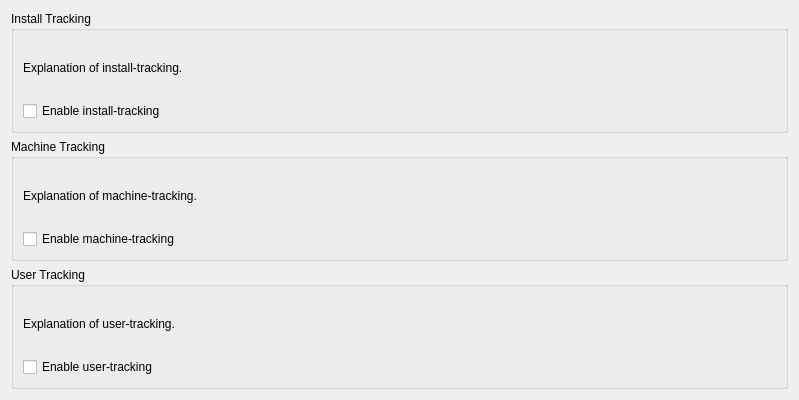
Above: src/modules/tracking/page_trackingstep.ui from calamares/calamares before the change. Below: the same form after it.
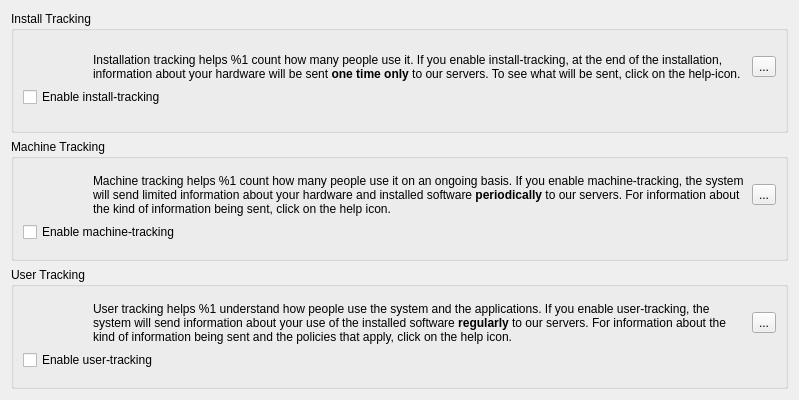
That is the form after the change. Icons and pictures are not drawn.

Commit message:
[tracking] Polish UI a bit
 - add icons for graphical display of actions
 - extend description of tracking options
 - add debug logging
 - enable next button
 - show/hide tracking options based on configuration

```diff
--- a/src/modules/tracking/page_trackingstep.ui
+++ b/src/modules/tracking/page_trackingstep.ui
@@ -25,11 +25,57 @@
         <item>
          <layout class="QVBoxLayout" name="verticalLayout_2">
           <item>
-           <widget class="QLabel" name="label">
-            <property name="text">
-             <string>Explanation of install-tracking.</string>
-            </property>
-           </widget>
+           <layout class="QHBoxLayout" name="horizontalLayout_2">
+            <item>
+             <widget class="QLabel" name="installActionIcon">
+              <property name="maximumSize">
+               <size>
+                <width>64</width>
+                <height>64</height>
+               </size>
+              </property>
+              <property name="baseSize">
+               <size>
+                <width>64</width>
+                <height>64</height>
+               </size>
+              </property>
+              <property name="text">
+               <string/>
+              </property>
+              <property name="pixmap">
+               <pixmap resource="page_trackingstep.qrc">:/tracking/phone.png</pixmap>
+              </property>
+             </widget>
+            </item>
+            <item>
+             <widget class="QLabel" name="installExplanation">
+              <property name="text">
+               <string>&lt;html&gt;&lt;head/&gt;&lt;body&gt;&lt;p&gt;Installation tracking helps %1 count how many people use it. If you enable install-tracking, at the end of the installation, information about your hardware will be sent &lt;span style=&quot; font-weight:600;&quot;&gt;one time only&lt;/span&gt; to our servers. To see what will be sent, click on the help-icon.&lt;/p&gt;&lt;/body&gt;&lt;/html&gt;</string>
+              </property>
+              <property name="textFormat">
+               <enum>Qt::RichText</enum>
+              </property>
+              <property name="wordWrap">
+               <bool>true</bool>
+              </property>
+             </widget>
+            </item>
+            <item>
+             <widget class="QToolButton" name="toolButton">
+              <property name="text">
+               <string>...</string>
+              </property>
+              <property name="icon">
+               <iconset resource="page_trackingstep.qrc">
+                <normaloff>:/tracking/data/images/information.svgz</normaloff>:/tracking/data/images/information.svgz</iconset>
+              </property>
+              <property name="arrowType">
+               <enum>Qt::NoArrow</enum>
+              </property>
+             </widget>
+            </item>
+           </layout>
           </item>
           <item>
            <widget class="QCheckBox" name="checkBox">
@@ -52,11 +98,51 @@
         <item>
          <layout class="QVBoxLayout" name="verticalLayout_4">
           <item>
-           <widget class="QLabel" name="label_2">
-            <property name="text">
-             <string>Explanation of machine-tracking.</string>
-            </property>
-           </widget>
+           <layout class="QHBoxLayout" name="horizontalLayout_3">
+            <item>
+             <widget class="QLabel" name="machineActionIcon">
+              <property name="maximumSize">
+               <size>
+                <width>64</width>
+                <height>64</height>
+               </size>
+              </property>
+              <property name="baseSize">
+               <size>
+                <width>64</width>
+                <height>64</height>
+               </size>
+              </property>
+              <property name="text">
+               <string/>
+              </property>
+              <property name="pixmap">
+               <pixmap resource="page_trackingstep.qrc">:/tracking/machine.png</pixmap>
+              </property>
+             </widget>
+            </item>
+            <item>
+             <widget class="QLabel" name="machineExplanation">
+              <property name="text">
+               <string>&lt;html&gt;&lt;head/&gt;&lt;body&gt;&lt;p&gt;Machine tracking helps %1 count how many people use it on an ongoing basis. If you enable machine-tracking, the system will send limited information about your hardware and installed software &lt;span style=&quot; font-weight:600;&quot;&gt;periodically&lt;/span&gt; to our servers. For information about the kind of information being sent, click on the help icon.&lt;/p&gt;&lt;/body&gt;&lt;/html&gt;</string>
+              </property>
+              <property name="wordWrap">
+               <bool>true</bool>
+              </property>
+             </widget>
+            </item>
+            <item>
+             <widget class="QToolButton" name="toolButton_2">
+              <property name="text">
+               <string>...</string>
+              </property>
+              <property name="icon">
+               <iconset resource="page_trackingstep.qrc">
+                <normaloff>:/tracking/data/images/information.svgz</normaloff>:/tracking/data/images/information.svgz</iconset>
+              </property>
+             </widget>
+            </item>
+           </layout>
           </item>
           <item>
            <widget class="QCheckBox" name="checkBox_2">
@@ -79,11 +165,51 @@
         <item>
          <layout class="QVBoxLayout" name="verticalLayout_5">
           <item>
-           <widget class="QLabel" name="label_3">
-            <property name="text">
-             <string>Explanation of user-tracking.</string>
-            </property>
-           </widget>
+           <layout class="QHBoxLayout" name="horizontalLayout_4">
+            <item>
+             <widget class="QLabel" name="userActionIcon">
+              <property name="maximumSize">
+               <size>
+                <width>64</width>
+                <height>64</height>
+               </size>
+              </property>
+              <property name="baseSize">
+               <size>
+                <width>64</width>
+                <height>64</height>
+               </size>
+              </property>
+              <property name="text">
+               <string/>
+              </property>
+              <property name="pixmap">
+               <pixmap resource="page_trackingstep.qrc">:/tracking/binoculars.png</pixmap>
+              </property>
+             </widget>
+            </item>
+            <item>
+             <widget class="QLabel" name="userExplanation">
+              <property name="text">
+               <string>&lt;html&gt;&lt;head/&gt;&lt;body&gt;&lt;p&gt;User tracking helps %1 understand how people use the system and the applications. If you enable user-tracking, the system will send information about your use of the installed software &lt;span style=&quot; font-weight:600;&quot;&gt;regularly&lt;/span&gt; to our servers. For information about the kind of information being sent and the policies that apply, click on the help icon.&lt;/p&gt;&lt;/body&gt;&lt;/html&gt;</string>
+              </property>
+              <property name="wordWrap">
+               <bool>true</bool>
+              </property>
+             </widget>
+            </item>
+            <item>
+             <widget class="QToolButton" name="toolButton_3">
+              <property name="text">
+               <string>...</string>
+              </property>
+              <property name="icon">
+               <iconset resource="page_trackingstep.qrc">
+                <normaloff>:/tracking/data/images/information.svgz</normaloff>:/tracking/data/images/information.svgz</iconset>
+              </property>
+             </widget>
+            </item>
+           </layout>
           </item>
           <item>
            <widget class="QCheckBox" name="checkBox_3">
```
Left out of the diff: 4 changed lines with no effect on the pictures. The commit also changes 9 other files.
